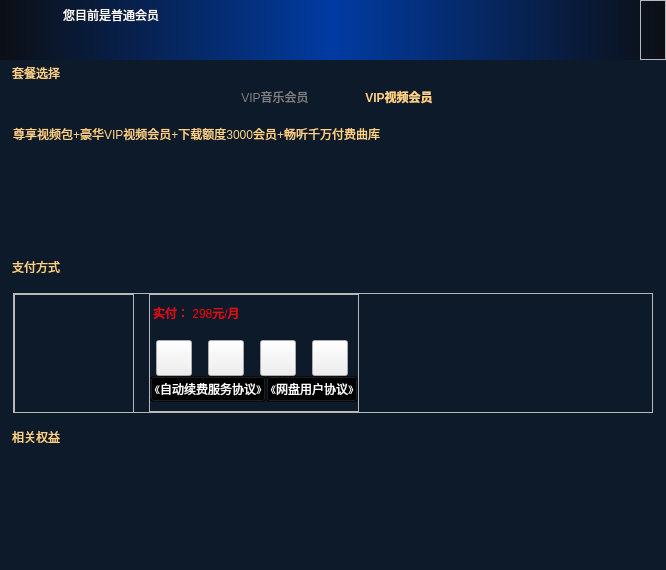
First picture: the form in VideoPlayer/mainwidget/vipmember/BuyVip.ui, repository huizhang556/pc-video-player, before the edit.
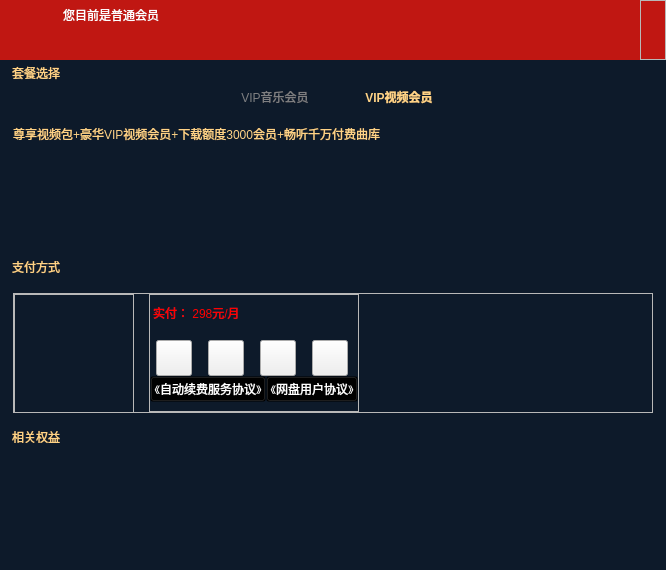
Second picture: the form after the edit. Icons and pictures are not drawn. Custom widgets are drawn as their Qt base class.

Diff of the .ui file:
```diff
--- a/VideoPlayer/mainwidget/vipmember/BuyVip.ui
+++ b/VideoPlayer/mainwidget/vipmember/BuyVip.ui
@@ -95,7 +95,8 @@
 border-radius:0px;
 border-bottom-right-radius:0px;
 border-bottom-left-radius:0px;
-background-color:qlineargradient(spread:pad,x1:0,y1:0,x2:1,y2:0,stop:0 #0c0f14, stop:0.5  #013ba2, stop:1 #0c0f14);
+/*background-color:qlineargradient(spread:pad,x1:0,y1:0,x2:1,y2:0,stop:0 #0c0f14, stop:0.5  #013ba2, stop:1 #0c0f14);*/
+background-color: #c01712;
 }</string>
         </property>
         <property name="frameShape">
```
